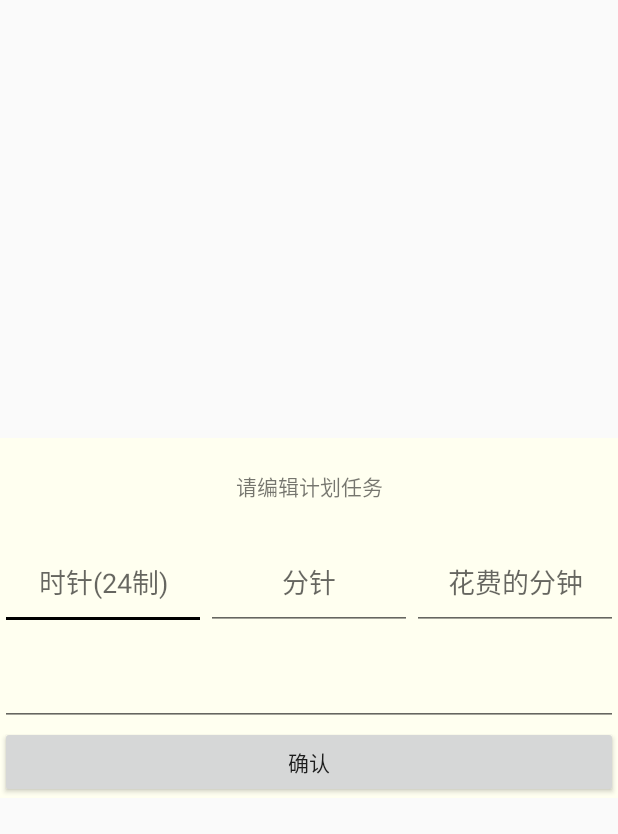
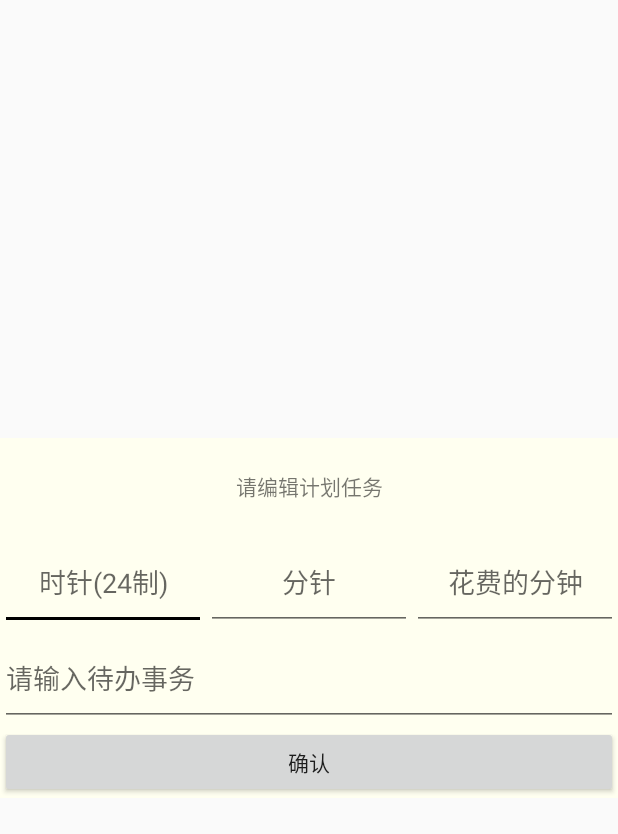
Before and after one commit to tianylgithub/Timer, an Android app: the layout activity_editor_information.xml on its own in the app's theme, with its tools: preview values and no code run, on a phone screen of 412 x 824 dp. Shown: the top 834 px of the screen. Run offline under Robolectric (Android 15) with nearby library versions, the phone set to English and light mode, and no system bars.

Commit message:
几处显示错误

```diff
--- a/app/src/main/res/layout/activity_editor_information.xml
+++ b/app/src/main/res/layout/activity_editor_information.xml
@@ -33,7 +33,6 @@
             android:hint="时针(24制)"
             android:gravity="center"
             />
-
         <EditText
             android:id="@+id/minute_text"
             android:layout_width="0dp"
@@ -62,6 +61,7 @@
         android:gravity="center_vertical"
         android:maxLines="1"
         android:inputType="text"
+        android:hint="请输入待办事务"
         />
     <Button
         android:id="@+id/set_button"
```
Also changed, not shown: 1 other file.
